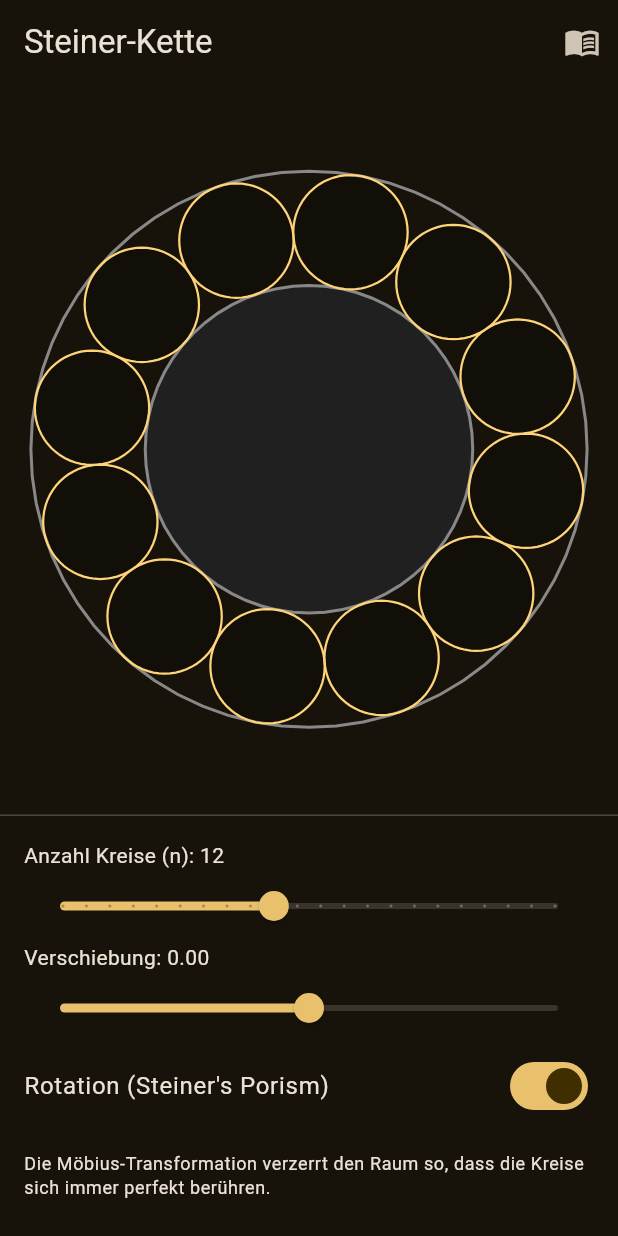
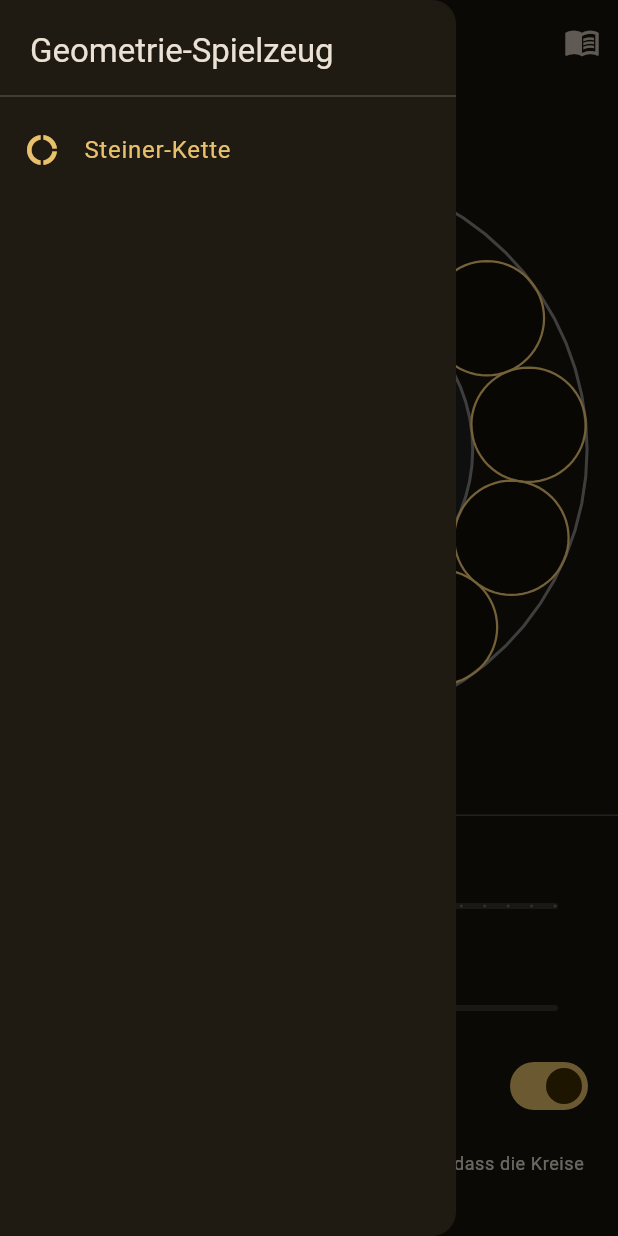
Before and after one commit to Bawdyness/steiner_chain, a Flutter app: the screen it shows after launch, with the side drawer open (before the commit the screen has no drawer), on a phone screen of 412 x 824 dp. Run offline on Flutter 3.47's test engine with Material 3 defaults, Android fonts, the phone set to English and light mode, and no system bars; missing offline and left inert: flutter_math_fork, markdown.

Commit message:
Hub-Drawer als Tool-Navigation, DragHandle in shared widget
Mit absehbar mehreren Werkzeugen lohnt sich der Hub-Schritt: einen
Drawer im Material-Stil, der zwischen Tools wechselt, und einen
geteilten DragHandle zwischen Tools.

- lib/widgets/app_drawer.dart: HubScope (InheritedWidget) hält die
  Tool-Liste und die aktive Auswahl, AppDrawer rendert sie als
  Material-Drawer; Tools binden ihn über den eigenen Scaffold.drawer-Slot
- lib/widgets/drag_handle.dart: zuvor steiner-intern, jetzt geteilt
- main.dart: Hub-StatefulWidget als Home, hält activeIndex und
  rebuildet das aktive Tool-Widget
- steiner.dart: Drawer-Slot ergänzt, _DragHandle entfernt zugunsten
  des shared widgets

Co-Authored-By: Claude Opus 4.7 <noreply@anthropic.com>

```diff
--- a/lib/main.dart
+++ b/lib/main.dart
@@ -1,5 +1,6 @@
 import 'package:flutter/material.dart';
 import 'tools/steiner.dart';
+import 'widgets/app_drawer.dart';
 
 void main() {
   runApp(const GeometrieSpielzeugApp());
@@ -19,7 +20,36 @@ class GeometrieSpielzeugApp extends StatelessWidget {
         ),
         useMaterial3: true,
       ),
-      home: const SteinerPage(),
+      home: const Hub(),
     );
   }
 }
+
+const List<ToolEntry> _tools = [
+  ToolEntry(
+    title: 'Steiner-Kette',
+    icon: Icons.donut_large_outlined,
+    builder: SteinerPage.new,
+  ),
+];
+
+class Hub extends StatefulWidget {
+  const Hub({super.key});
+
+  @override
+  State<Hub> createState() => _HubState();
+}
+
+class _HubState extends State<Hub> {
+  int _activeIndex = 0;
+
+  @override
+  Widget build(BuildContext context) {
+    return HubScope(
+      entries: _tools,
+      activeIndex: _activeIndex,
+      onSelect: (i) => setState(() => _activeIndex = i),
+      child: _tools[_activeIndex].builder(),
+    );
+  }
+}
--- a/lib/tools/steiner.dart
+++ b/lib/tools/steiner.dart
@@ -3,6 +3,8 @@ import 'package:flutter/material.dart';
 import 'package:flutter/scheduler.dart';
 import 'package:flutter_math_fork/flutter_math.dart';
 import '../theory.dart';
+import '../widgets/app_drawer.dart';
+import '../widgets/drag_handle.dart';
 
 /// Steiner-Kette: `n` Kreise tangieren zwei nicht-schneidende Begrenzungskreise.
 ///
@@ -58,6 +60,7 @@ class _SteinerPageState extends State<SteinerPage>
   @override
   Widget build(BuildContext context) {
     return Scaffold(
+      drawer: const AppDrawer(),
       appBar: AppBar(
         title: const Text('Steiner-Kette'),
         actions: [
@@ -111,14 +114,14 @@ class _SteinerPageState extends State<SteinerPage>
     return Row(
       children: [
         SizedBox(width: controlsW, child: _buildControls()),
-        _DragHandle(
+        DragHandle(
           onDrag: (dx) => setState(() {
             _controlsWidth = (_controlsWidth + dx).clamp(260.0, maxControls);
           }),
         ),
         Expanded(child: _buildCanvas()),
         if (_theoryVisible) ...[
-          _DragHandle(
+          DragHandle(
             onDrag: (dx) => setState(() {
               _theoryWidth = (_theoryWidth - dx)
                   .clamp(320.0, constraints.maxWidth * 0.6);
@@ -344,27 +347,3 @@ class _TheoryRoute extends StatelessWidget {
     );
   }
 }
-
-/// Schmaler Vertikal-Trenner, der per Drag die linke Spaltenbreite ändert.
-class _DragHandle extends StatelessWidget {
-  const _DragHandle({required this.onDrag});
-
-  final void Function(double dx) onDrag;
-
-  @override
-  Widget build(BuildContext context) {
-    final color = Theme.of(context).colorScheme.outlineVariant;
-    return MouseRegion(
-      cursor: SystemMouseCursors.resizeColumn,
-      child: GestureDetector(
-        behavior: HitTestBehavior.opaque,
-        onHorizontalDragUpdate: (details) => onDrag(details.delta.dx),
-        child: Container(
-          width: 6,
-          alignment: Alignment.center,
-          child: Container(width: 1, color: color),
-        ),
-      ),
-    );
-  }
-}
--- /dev/null
+++ b/lib/widgets/app_drawer.dart
@@ -0,0 +1,80 @@
+import 'package:flutter/material.dart';
+
+/// Eintrag in der Tool-Liste — Anzeigename, Icon, und Builder für das
+/// eigentliche Tool-Widget. Tools sind eigenständige `Scaffold`s mit
+/// eigener AppBar und ihrem eigenen `drawer:`-Slot, der diesen
+/// `AppDrawer` instanziiert.
+class ToolEntry {
+  const ToolEntry({
+    required this.title,
+    required this.icon,
+    required this.builder,
+  });
+  final String title;
+  final IconData icon;
+  final Widget Function() builder;
+}
+
+/// Stellt die Tool-Liste und die aktive Auswahl unten an die Widget-Tree —
+/// jedes Tool kann via `HubScope.of(context)` die Auswahl ändern.
+class HubScope extends InheritedWidget {
+  const HubScope({
+    super.key,
+    required this.entries,
+    required this.activeIndex,
+    required this.onSelect,
+    required super.child,
+  });
+
+  final List<ToolEntry> entries;
+  final int activeIndex;
+  final void Function(int) onSelect;
+
+  static HubScope of(BuildContext context) {
+    final scope = context.dependOnInheritedWidgetOfExactType<HubScope>();
+    assert(scope != null, 'HubScope nicht im Widget-Tree gefunden.');
+    return scope!;
+  }
+
+  @override
+  bool updateShouldNotify(HubScope old) =>
+      activeIndex != old.activeIndex || entries != old.entries;
+}
+
+/// Drawer mit Tool-Liste, geteilt von allen Tools. Reagiert auf den
+/// `HubScope` darüber.
+class AppDrawer extends StatelessWidget {
+  const AppDrawer({super.key});
+
+  @override
+  Widget build(BuildContext context) {
+    final scope = HubScope.of(context);
+    return Drawer(
+      child: SafeArea(
+        child: Column(
+          crossAxisAlignment: CrossAxisAlignment.start,
+          children: [
+            Padding(
+              padding: const EdgeInsets.fromLTRB(20, 20, 20, 8),
+              child: Text(
+                'Geometrie-Spielzeug',
+                style: Theme.of(context).textTheme.titleLarge,
+              ),
+            ),
+            const Divider(),
+            for (var i = 0; i < scope.entries.length; i++)
+              ListTile(
+                leading: Icon(scope.entries[i].icon),
+                title: Text(scope.entries[i].title),
+                selected: i == scope.activeIndex,
+                onTap: () {
+                  scope.onSelect(i);
+                  Navigator.of(context).pop();
+                },
+              ),
+          ],
+        ),
+      ),
+    );
+  }
+}
--- /dev/null
+++ b/lib/widgets/drag_handle.dart
@@ -0,0 +1,26 @@
+import 'package:flutter/material.dart';
+
+/// Schmaler vertikaler Trenner, der per horizontalem Drag eine Spaltenbreite
+/// ändert. Wird zwischen den Panels der Tool-Layouts verwendet.
+class DragHandle extends StatelessWidget {
+  const DragHandle({super.key, required this.onDrag});
+
+  final void Function(double dx) onDrag;
+
+  @override
+  Widget build(BuildContext context) {
+    final color = Theme.of(context).colorScheme.outlineVariant;
+    return MouseRegion(
+      cursor: SystemMouseCursors.resizeColumn,
+      child: GestureDetector(
+        behavior: HitTestBehavior.opaque,
+        onHorizontalDragUpdate: (details) => onDrag(details.delta.dx),
+        child: Container(
+          width: 6,
+          alignment: Alignment.center,
+          child: Container(width: 1, color: color),
+        ),
+      ),
+    );
+  }
+}
```
